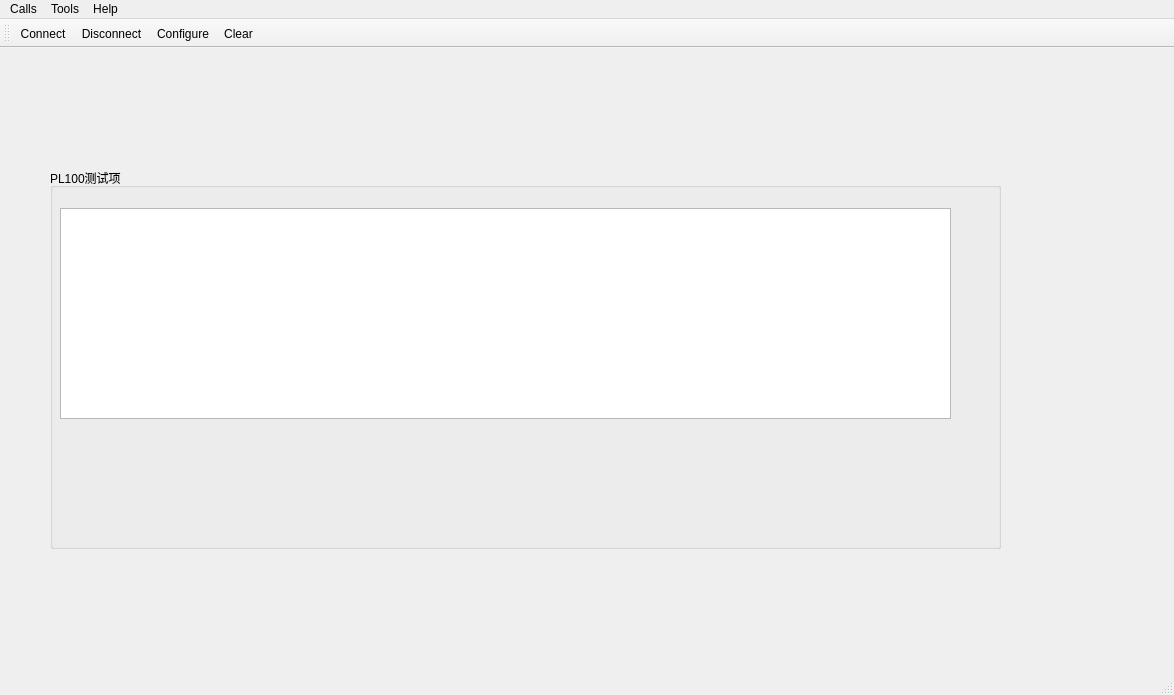
Old version of the form mainwindow.ui in the repository 11494032/qt-serial.
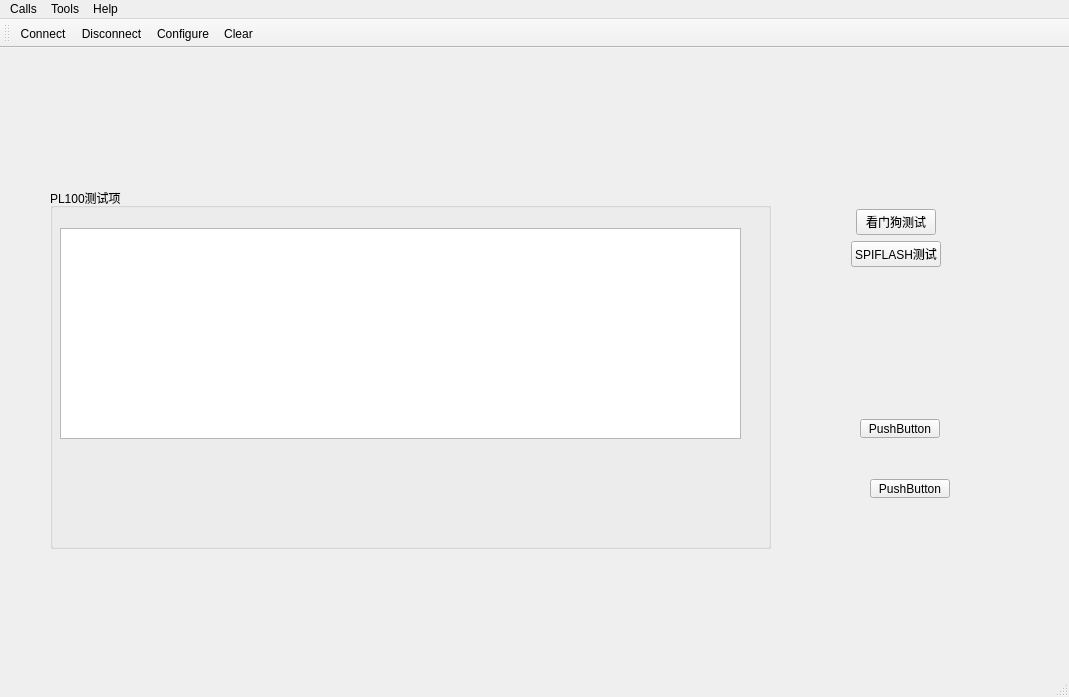
New version of the form. Icons and pictures are not drawn.

Commit message: * 增加参数项接口

Diff of the .ui file:
```diff
--- a/mainwindow.ui
+++ b/mainwindow.ui
@@ -6,8 +6,8 @@
    <rect>
     <x>0</x>
     <y>0</y>
-    <width>1174</width>
-    <height>695</height>
+    <width>1069</width>
+    <height>697</height>
    </rect>
   </property>
   <property name="windowTitle">
@@ -18,9 +18,9 @@
     <property name="geometry">
      <rect>
       <x>50</x>
-      <y>120</y>
-      <width>951</width>
-      <height>381</height>
+      <y>140</y>
+      <width>721</width>
+      <height>361</height>
      </rect>
     </property>
     <property name="title">
@@ -31,7 +31,7 @@
       <rect>
        <x>10</x>
        <y>40</y>
-       <width>891</width>
+       <width>681</width>
        <height>211</height>
       </rect>
      </property>
@@ -40,13 +40,189 @@
      </property>
     </widget>
    </widget>
+   <widget class="QWidget" name="verticalLayoutWidget">
+    <property name="geometry">
+     <rect>
+      <x>780</x>
+      <y>150</y>
+      <width>231</width>
+      <height>80</height>
+     </rect>
+    </property>
+    <layout class="QVBoxLayout" name="verticalLayout_2">
+     <item>
+      <layout class="QHBoxLayout" name="horizontalLayout_2">
+       <item>
+        <spacer name="horizontalSpacer_3">
+         <property name="orientation">
+          <enum>Qt::Horizontal</enum>
+         </property>
+         <property name="sizeHint" stdset="0">
+          <size>
+           <width>40</width>
+           <height>20</height>
+          </size>
+         </property>
+        </spacer>
+       </item>
+       <item>
+        <widget class="QPushButton" name="wdtPushButton">
+         <property name="text">
+          <string>看门狗测试</string>
+         </property>
+        </widget>
+       </item>
+       <item>
+        <spacer name="horizontalSpacer_4">
+         <property name="orientation">
+          <enum>Qt::Horizontal</enum>
+         </property>
+         <property name="sizeHint" stdset="0">
+          <size>
+           <width>40</width>
+           <height>20</height>
+          </size>
+         </property>
+        </spacer>
+       </item>
+      </layout>
+     </item>
+     <item>
+      <layout class="QHBoxLayout" name="horizontalLayout">
+       <item>
+        <spacer name="horizontalSpacer_2">
+         <property name="orientation">
+          <enum>Qt::Horizontal</enum>
+         </property>
+         <property name="sizeHint" stdset="0">
+          <size>
+           <width>40</width>
+           <height>20</height>
+          </size>
+         </property>
+        </spacer>
+       </item>
+       <item>
+        <widget class="QPushButton" name="pushButton_2">
+         <property name="text">
+          <string>SPIFLASH测试</string>
+         </property>
+        </widget>
+       </item>
+       <item>
+        <spacer name="horizontalSpacer">
+         <property name="orientation">
+          <enum>Qt::Horizontal</enum>
+         </property>
+         <property name="sizeHint" stdset="0">
+          <size>
+           <width>40</width>
+           <height>20</height>
+          </size>
+         </property>
+        </spacer>
+       </item>
+      </layout>
+     </item>
+    </layout>
+   </widget>
+   <widget class="QWidget" name="horizontalLayoutWidget_3">
+    <property name="geometry">
+     <rect>
+      <x>840</x>
+      <y>420</y>
+      <width>141</width>
+      <height>41</height>
+     </rect>
+    </property>
+    <layout class="QHBoxLayout" name="horizontalLayout_3">
+     <item>
+      <spacer name="horizontalSpacer_5">
+       <property name="orientation">
+        <enum>Qt::Horizontal</enum>
+       </property>
+       <property name="sizeHint" stdset="0">
+        <size>
+         <width>40</width>
+         <height>20</height>
+        </size>
+       </property>
+      </spacer>
+     </item>
+     <item>
+      <widget class="QPushButton" name="pushButton_4">
+       <property name="text">
+        <string>PushButton</string>
+       </property>
+      </widget>
+     </item>
+     <item>
+      <spacer name="horizontalSpacer_6">
+       <property name="orientation">
+        <enum>Qt::Horizontal</enum>
+       </property>
+       <property name="sizeHint" stdset="0">
+        <size>
+         <width>40</width>
+         <height>20</height>
+        </size>
+       </property>
+      </spacer>
+     </item>
+    </layout>
+   </widget>
+   <widget class="QWidget" name="horizontalLayoutWidget_4">
+    <property name="geometry">
+     <rect>
+      <x>830</x>
+      <y>360</y>
+      <width>141</width>
+      <height>41</height>
+     </rect>
+    </property>
+    <layout class="QHBoxLayout" name="horizontalLayout_4">
+     <item>
+      <spacer name="horizontalSpacer_7">
+       <property name="orientation">
+        <enum>Qt::Horizontal</enum>
+       </property>
+       <property name="sizeHint" stdset="0">
+        <size>
+         <width>40</width>
+         <height>20</height>
+        </size>
+       </property>
+      </spacer>
+     </item>
+     <item>
+      <widget class="QPushButton" name="pushButton_5">
+       <property name="text">
+        <string>PushButton</string>
+       </property>
+      </widget>
+     </item>
+     <item>
+      <spacer name="horizontalSpacer_8">
+       <property name="orientation">
+        <enum>Qt::Horizontal</enum>
+       </property>
+       <property name="sizeHint" stdset="0">
+        <size>
+         <width>40</width>
+         <height>20</height>
+        </size>
+       </property>
+      </spacer>
+     </item>
+    </layout>
+   </widget>
   </widget>
   <widget class="QMenuBar" name="menuBar">
    <property name="geometry">
     <rect>
      <x>0</x>
      <y>0</y>
-     <width>1174</width>
+     <width>1069</width>
      <height>23</height>
     </rect>
    </property>
```
The commit also changes 2 other files.
